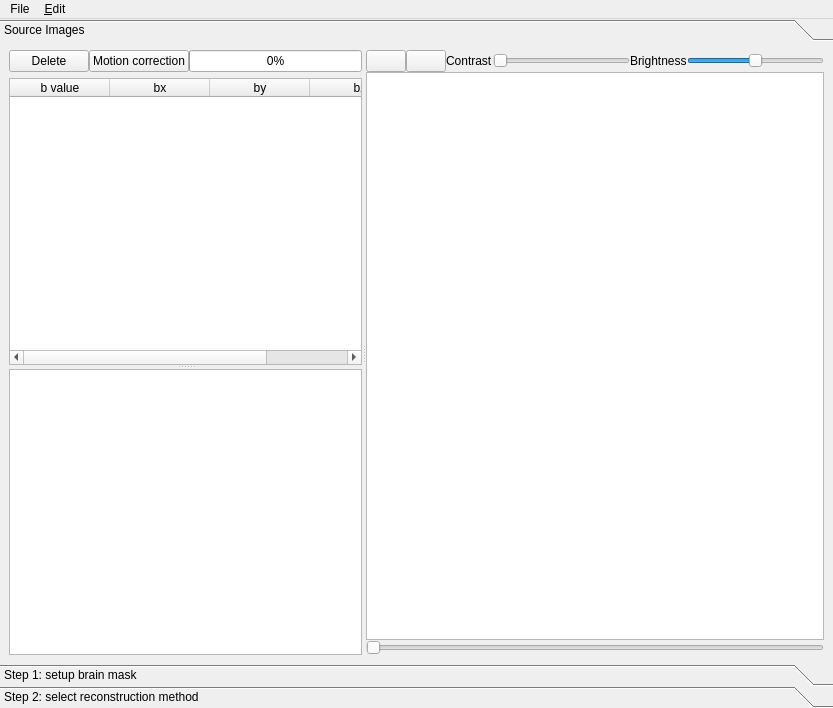
This is reconstruction/reconstruction_window.ui in frankyeh/DSI-Studio as Qt 5 draws it before an edit. The edited form follows.
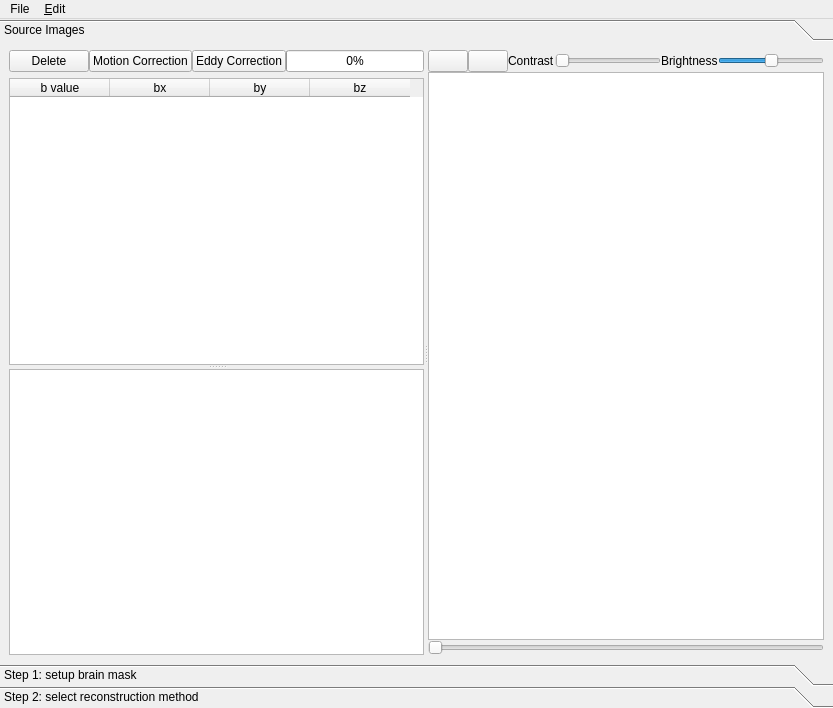
This is the edited form. The open tabs and pages were chosen to show the change. Icons and pictures are not drawn.

Commit message: eddy current correction for DTI

Patch:
```diff
--- a/reconstruction/reconstruction_window.ui
+++ b/reconstruction/reconstruction_window.ui
@@ -61,7 +61,7 @@
          <x>0</x>
          <y>0</y>
          <width>833</width>
-         <height>617</height>
+         <height>610</height>
         </rect>
        </property>
        <attribute name="label">
@@ -115,6 +115,12 @@
                 </item>
                 <item>
                  <widget class="QPushButton" name="motion_correction">
+                  <property name="sizePolicy">
+                   <sizepolicy hsizetype="Maximum" vsizetype="Fixed">
+                    <horstretch>0</horstretch>
+                    <verstretch>0</verstretch>
+                   </sizepolicy>
+                  </property>
                   <property name="maximumSize">
                    <size>
                     <width>16777215</width>
@@ -122,7 +128,14 @@
                    </size>
                   </property>
                   <property name="text">
-                   <string>Motion correction</string>
+                   <string>Motion Correction</string>
+                  </property>
+                 </widget>
+                </item>
+                <item>
+                 <widget class="QPushButton" name="eddy_correction">
+                  <property name="text">
+                   <string>Eddy Correction</string>
                   </property>
                  </widget>
                 </item>
```
Left out of the diff: 14 changed lines with no effect on the pictures. The commit also changes 3 other files.
